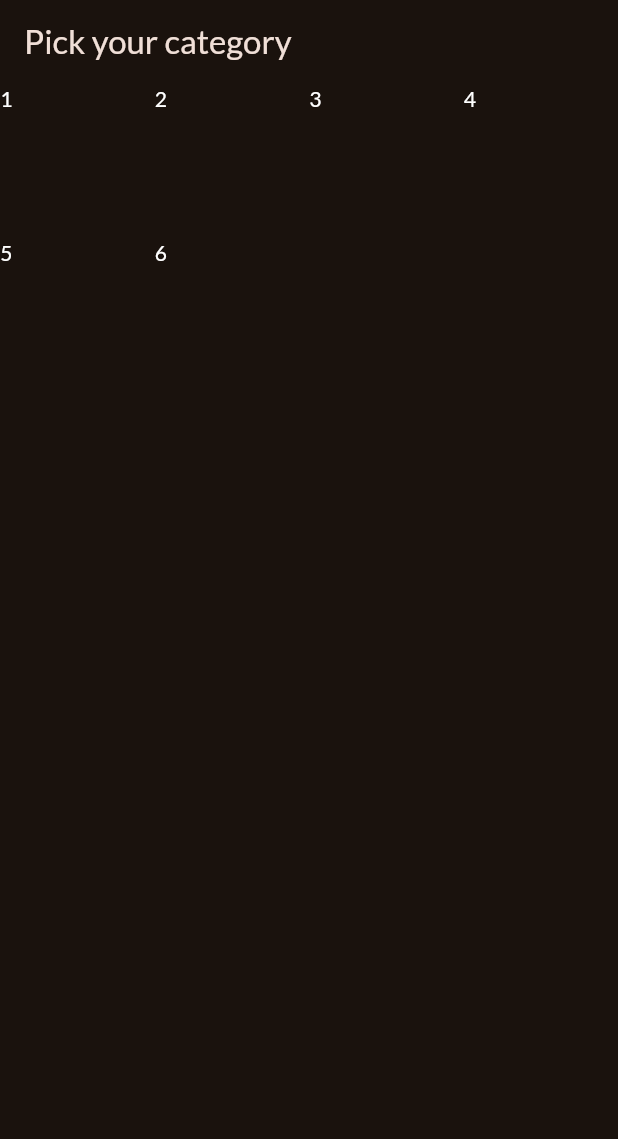
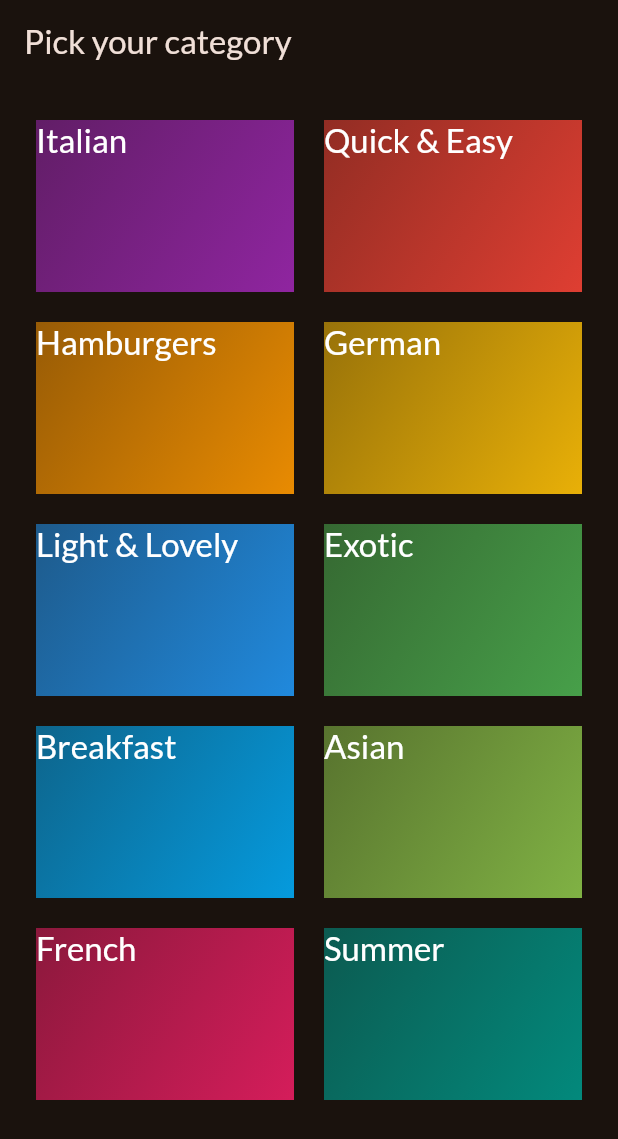
Before and after one commit to edera29/CSIT284-EDERA, a Flutter app: the screen it shows after launch, on a phone screen of 412 x 824 dp. Shown: the top 1139 px of the screen. Run offline on Flutter 3.47's test engine with Material 3 defaults, Android fonts, the phone set to English and light mode, and no system bars; our stand-ins replace google_fonts.

Commit message:
Add categories

```diff
--- a/meals2/lib/categories.dart
+++ b/meals2/lib/categories.dart
@@ -1,4 +1,7 @@
 import 'package:flutter/material.dart';
+import 'package:meals2/data/dummy_data.dart';
+import 'package:meals2/models/category.dart';
+import 'package:meals2/widgets/category_grid_item.dart';
 
 class CategoriesScreen extends StatelessWidget {
   const CategoriesScreen({super.key});
@@ -7,16 +10,17 @@ class CategoriesScreen extends StatelessWidget {
     return Scaffold(
       appBar: AppBar(title: const Text('Pick your category')),
       body: GridView(
+        padding: EdgeInsets.all(24),
         gridDelegate: const SliverGridDelegateWithFixedCrossAxisCount(
-          crossAxisCount: 4,
+          crossAxisCount: 2,
+          childAspectRatio: 3/2,
+          mainAxisSpacing: 20,
+          crossAxisSpacing: 20,
         ),
         children: [
-          Text("1", style: TextStyle(color: Colors.white),),
-          Text("2", style: TextStyle(color: Colors.white),),
-          Text("3", style: TextStyle(color: Colors.white),),
-          Text("4", style: TextStyle(color: Colors.white),),
-          Text("5", style: TextStyle(color: Colors.white),),
-          Text("6", style: TextStyle(color: Colors.white),),
+          for (final category in availableCategories)
+            CategoryGridItem(category: category)
+
         ],
       ),
     );
--- /dev/null
+++ b/meals2/lib/data/dummy_data.dart
@@ -0,0 +1,56 @@
+import 'package:flutter/material.dart';
+
+import 'package:meals2/models/category.dart';
+
+const availableCategories = [
+  Category(
+    id: 'c1',
+    title: 'Italian',
+    color: Colors.purple,
+  ),
+  Category(
+    id: 'c2',
+    title: 'Quick & Easy',
+    color: Colors.red,
+  ),
+  Category(
+    id: 'c3',
+    title: 'Hamburgers',
+    color: Colors.orange,
+  ),
+  Category(
+    id: 'c4',
+    title: 'German',
+    color: Colors.amber,
+  ),
+  Category(
+    id: 'c5',
+    title: 'Light & Lovely',
+    color: Colors.blue,
+  ),
+  Category(
+    id: 'c6',
+    title: 'Exotic',
+    color: Colors.green,
+  ),
+  Category(
+    id: 'c7',
+    title: 'Breakfast',
+    color: Colors.lightBlue,
+  ),
+  Category(
+    id: 'c8',
+    title: 'Asian',
+    color: Colors.lightGreen,
+  ),
+  Category(
+    id: 'c9',
+    title: 'French',
+    color: Colors.pink,
+  ),
+  Category(
+    id: 'c10',
+    title: 'Summer',
+    color: Colors.teal,
+  ),
+];
--- /dev/null
+++ b/meals2/lib/models/category.dart
@@ -0,0 +1,12 @@
+import 'package:flutter/material.dart';
+
+class Category {
+  const Category({
+    required this.id,
+    required this.title,
+    this.color = Colors.white,
+  });
+  final String title;
+  final String id;
+  final Color color;
+}
--- /dev/null
+++ b/meals2/lib/widgets/category_grid_item.dart
@@ -0,0 +1,33 @@
+import 'package:flutter/material.dart';
+import 'package:meals2/models/category.dart';
+
+class CategoryGridItem extends StatelessWidget {
+  const CategoryGridItem({
+    super.key,
+    required this.category,
+  });
+
+  final Category category;
+
+  @override
+  Widget build(BuildContext context) {
+    return Container(
+      decoration: BoxDecoration(
+        gradient: LinearGradient(
+          colors: [
+            category.color.withValues(alpha: 0.55),
+            category.color.withValues(alpha: 0.9),
+          ],
+          begin: Alignment.topLeft,
+          end: Alignment.bottomRight,
+        ),
+      ),
+      child: Text(
+        category.title,
+        style: Theme.of(context).textTheme.titleLarge!.copyWith(
+          color: Colors.white,
+        ),
+      ),
+    );
+  }
+}
```
